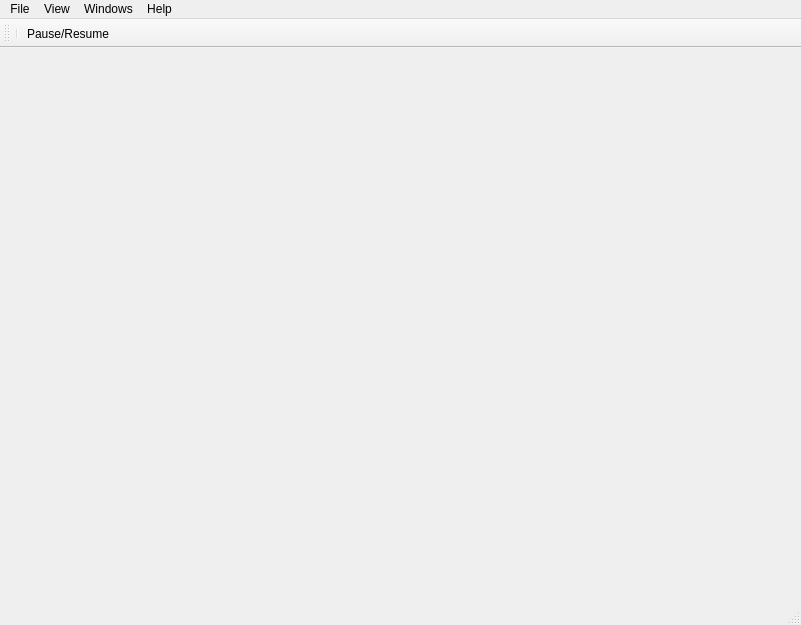
caleb-vincent/planetsim, file FrontEnd/MainWindow.ui: the form before one commit.
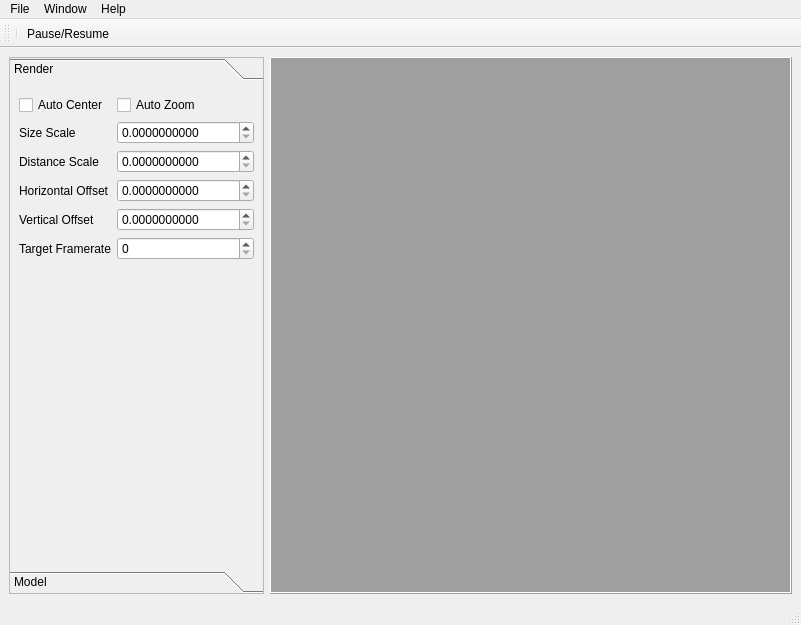
The form after the commit. The open tabs and pages were chosen to show the change. Icons and pictures are not drawn. Custom widgets are drawn as their Qt base class.

What changed in the file:
```diff
--- a/FrontEnd/MainWindow.ui
+++ b/FrontEnd/MainWindow.ui
@@ -13,8 +13,296 @@
   <property name="windowTitle">
    <string>MainWindow</string>
   </property>
+  <property name="autoFillBackground">
+   <bool>true</bool>
+  </property>
   <widget class="QWidget" name="centralwidget">
-   <layout class="QGridLayout" name="gridLayout"/>
+   <property name="autoFillBackground">
+    <bool>true</bool>
+   </property>
+   <layout class="QHBoxLayout" name="horizontalLayout_2">
+    <item>
+     <widget class="QToolBox" name="OptionsToolbox">
+      <property name="sizePolicy">
+       <sizepolicy hsizetype="MinimumExpanding" vsizetype="Preferred">
+        <horstretch>1</horstretch>
+        <verstretch>0</verstretch>
+       </sizepolicy>
+      </property>
+      <property name="autoFillBackground">
+       <bool>true</bool>
+      </property>
+      <property name="frameShape">
+       <enum>QFrame::StyledPanel</enum>
+      </property>
+      <property name="currentIndex">
+       <number>1</number>
+      </property>
+      <widget class="QWidget" name="RenderPage">
+       <property name="geometry">
+        <rect>
+         <x>0</x>
+         <y>0</y>
+         <width>233</width>
+         <height>458</height>
+        </rect>
+       </property>
+       <attribute name="label">
+        <string>Render</string>
+       </attribute>
+       <layout class="QFormLayout" name="formLayout">
+        <property name="fieldGrowthPolicy">
+         <enum>QFormLayout::AllNonFixedFieldsGrow</enum>
+        </property>
+        <item row="0" column="0">
+         <widget class="QCheckBox" name="AutoCenterCheckBox">
+          <property name="text">
+           <string>Auto Center</string>
+          </property>
+         </widget>
+        </item>
+        <item row="0" column="1">
+         <widget class="QCheckBox" name="AutoZoomCheckBox">
+          <property name="text">
+           <string>Auto Zoom</string>
+          </property>
+         </widget>
+        </item>
+        <item row="1" column="0">
+         <widget class="QLabel" name="SizeLabel">
+          <property name="text">
+           <string>Size Scale</string>
+          </property>
+         </widget>
+        </item>
+        <item row="1" column="1">
+         <widget class="QDoubleSpinBox" name="SizeScaleSpinBox">
+          <property name="accelerated">
+           <bool>true</bool>
+          </property>
+          <property name="decimals">
+           <number>10</number>
+          </property>
+          <property name="maximum">
+           <double>99999.000000000000000</double>
+          </property>
+          <property name="singleStep">
+           <double>1.000000000000000</double>
+          </property>
+         </widget>
+        </item>
+        <item row="2" column="0">
+         <widget class="QLabel" name="DistanceLabel">
+          <property name="text">
+           <string>Distance Scale</string>
+          </property>
+         </widget>
+        </item>
+        <item row="2" column="1">
+         <widget class="QDoubleSpinBox" name="DistanceScaleSpinBox">
+          <property name="accelerated">
+           <bool>true</bool>
+          </property>
+          <property name="decimals">
+           <number>10</number>
+          </property>
+          <property name="maximum">
+           <double>99999.000000000000000</double>
+          </property>
+         </widget>
+        </item>
+        <item row="3" column="0">
+         <widget class="QLabel" name="HorxOfffsetLabel">
+          <property name="text">
+           <string>Horizontal Offset</string>
+          </property>
+         </widget>
+        </item>
+        <item row="3" column="1">
+         <widget class="QDoubleSpinBox" name="doubleSpinBox">
+          <property name="accelerated">
+           <bool>true</bool>
+          </property>
+          <property name="decimals">
+           <number>10</number>
+          </property>
+          <property name="maximum">
+           <double>999999999.000000000000000</double>
+          </property>
+         </widget>
+        </item>
+        <item row="4" column="0">
+         <widget class="QLabel" name="vertOffsetLabel">
+          <property name="text">
+           <string>Vertical Offset</string>
+          </property>
+         </widget>
+        </item>
+        <item row="4" column="1">
+         <widget class="QDoubleSpinBox" name="doubleSpinBox_2">
+          <property name="accelerated">
+           <bool>true</bool>
+          </property>
+          <property name="decimals">
+           <number>10</number>
+          </property>
+          <property name="maximum">
+           <double>999999999.000000000000000</double>
+          </property>
+         </widget>
+        </item>
+        <item row="5" column="0">
+         <widget class="QLabel" name="targetFrameRateLabel">
+          <property name="text">
+           <string>Target Framerate</string>
+          </property>
+         </widget>
+        </item>
+        <item row="5" column="1">
+         <widget class="QSpinBox" name="targetFrameRate">
+          <property name="accelerated">
+           <bool>true</bool>
+          </property>
+         </widget>
+        </item>
+       </layout>
+      </widget>
+      <widget class="QWidget" name="ModelPage">
+       <property name="geometry">
+        <rect>
+         <x>0</x>
+         <y>0</y>
+         <width>249</width>
+         <height>458</height>
+        </rect>
+       </property>
+       <attribute name="label">
+        <string>Model</string>
+       </attribute>
+       <layout class="QFormLayout" name="formLayout_2">
+        <property name="fieldGrowthPolicy">
+         <enum>QFormLayout::AllNonFixedFieldsGrow</enum>
+        </property>
+        <item row="0" column="0">
+         <widget class="QLabel" name="label_3">
+          <property name="text">
+           <string>Target Update Rate:</string>
+          </property>
+         </widget>
+        </item>
+        <item row="0" column="1">
+         <widget class="QSpinBox" name="spinBox"/>
+        </item>
+        <item row="1" column="0">
+         <widget class="QLabel" name="label">
+          <property name="text">
+           <string>GravitationalConstant</string>
+          </property>
+         </widget>
+        </item>
+        <item row="1" column="1">
+         <widget class="QDoubleSpinBox" name="doubleSpinBox_3">
+          <property name="decimals">
+           <number>10</number>
+          </property>
+          <property name="maximum">
+           <double>999999999.000000000000000</double>
+          </property>
+         </widget>
+        </item>
+       </layout>
+      </widget>
+     </widget>
+    </item>
+    <item>
+     <widget class="QMdiArea" name="mdiArea">
+      <property name="mouseTracking">
+       <bool>true</bool>
+      </property>
+      <property name="focusPolicy">
+       <enum>Qt::ClickFocus</enum>
+      </property>
+      <property name="frameShape">
+       <enum>QFrame::Box</enum>
+      </property>
+      <property name="frameShadow">
+       <enum>QFrame::Raised</enum>
+      </property>
+      <property name="viewMode">
+       <enum>QMdiArea::TabbedView</enum>
+      </property>
+      <property name="documentMode">
+       <bool>false</bool>
+      </property>
+      <property name="tabsClosable">
+       <bool>false</bool>
+      </property>
+      <property name="tabShape">
+       <enum>QTabWidget::Rounded</enum>
+      </property>
+      <widget class="QWidget" name="GLWindow">
+       <property name="sizePolicy">
+        <sizepolicy hsizetype="MinimumExpanding" vsizetype="MinimumExpanding">
+         <horstretch>0</horstretch>
+         <verstretch>0</verstretch>
+        </sizepolicy>
+       </property>
+       <property name="windowTitle">
+        <string>2D View</string>
+       </property>
+       <property name="autoFillBackground">
+        <bool>true</bool>
+       </property>
+       <layout class="QHBoxLayout" name="horizontalLayout">
+        <property name="spacing">
+         <number>3</number>
+        </property>
+        <property name="margin">
+         <number>1</number>
+        </property>
+        <item>
+         <widget class="CGLWidget" name="GLView" native="true">
+          <property name="sizePolicy">
+           <sizepolicy hsizetype="Expanding" vsizetype="Expanding">
+            <horstretch>0</horstretch>
+            <verstretch>0</verstretch>
+           </sizepolicy>
+          </property>
+          <property name="minimumSize">
+           <size>
+            <width>100</width>
+            <height>100</height>
+           </size>
+          </property>
+          <property name="baseSize">
+           <size>
+            <width>320</width>
+            <height>200</height>
+           </size>
+          </property>
+          <property name="cursor">
+           <cursorShape>CrossCursor</cursorShape>
+          </property>
+         </widget>
+        </item>
+       </layout>
+      </widget>
+      <widget class="CDataWidget" name="DataView">
+       <property name="windowTitle">
+        <string>Data View</string>
+       </property>
+      </widget>
+      <widget class="QWidget" name="GL3DView">
+       <property name="enabled">
+        <bool>false</bool>
+       </property>
+       <property name="windowTitle">
+        <string>3D View</string>
+       </property>
+      </widget>
+     </widget>
+    </item>
+   </layout>
   </widget>
   <widget class="QMenuBar" name="menubar">
    <property name="geometry">
@@ -22,7 +310,7 @@
      <x>0</x>
      <y>0</y>
      <width>801</width>
-     <height>27</height>
+     <height>22</height>
     </rect>
    </property>
    <widget class="QMenu" name="menuFile">
@@ -37,7 +325,7 @@
    </widget>
    <widget class="QMenu" name="menuWindows">
     <property name="title">
-     <string>Windows</string>
+     <string>Window</string>
     </property>
     <addaction name="actionData"/>
     <addaction name="actionSettings"/>
@@ -48,15 +336,7 @@
     </property>
     <addaction name="actionAbout"/>
    </widget>
-   <widget class="QMenu" name="menuView">
-    <property name="title">
-     <string>View</string>
-    </property>
-    <addaction name="action2D_View"/>
-    <addaction name="action3D_View"/>
-   </widget>
    <addaction name="menuFile"/>
-   <addaction name="menuView"/>
    <addaction name="menuWindows"/>
    <addaction name="menuHelp"/>
   </widget>
@@ -165,6 +445,28 @@
    </property>
   </action>
  </widget>
+ <customwidgets>
+  <customwidget>
+   <class>CGLWidget</class>
+   <extends>QWidget</extends>
+   <header location="global">GLWidget.hpp</header>
+   <container>1</container>
+   <slots>
+    <signal>FrameSlip(QString,int)</signal>
+    <slot>SetZoom(double)</slot>
+    <slot>SetBodyZoom(double)</slot>
+    <slot>SetHorz(double)</slot>
+    <slot>SetVert(double)</slot>
+    <slot>SetTargetFramerate(int)</slot>
+   </slots>
+  </customwidget>
+  <customwidget>
+   <class>CDataWidget</class>
+   <extends>QWidget</extends>
+   <header location="global">DataWidget.hpp</header>
+   <container>1</container>
+  </customwidget>
+ </customwidgets>
  <resources/>
  <connections/>
  <slots>
```
Left out of the diff: 128 changed lines with no effect on the pictures.
